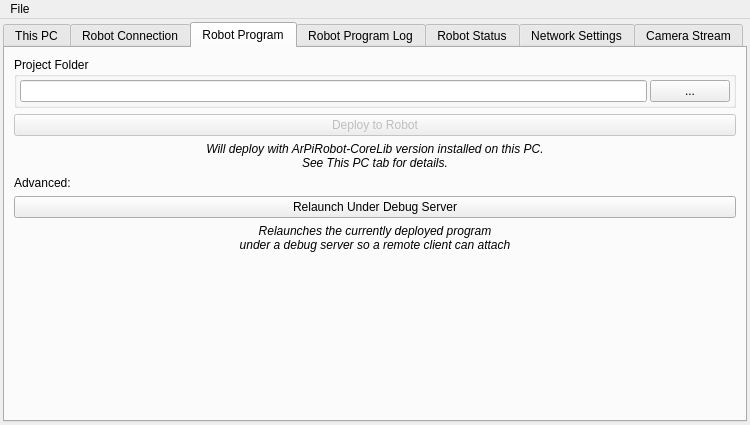
Before: the Qt Designer form ui/deploy_tool.ui in ArPiRobot/ArPiRobot-DeployTool, drawn with Qt 5.
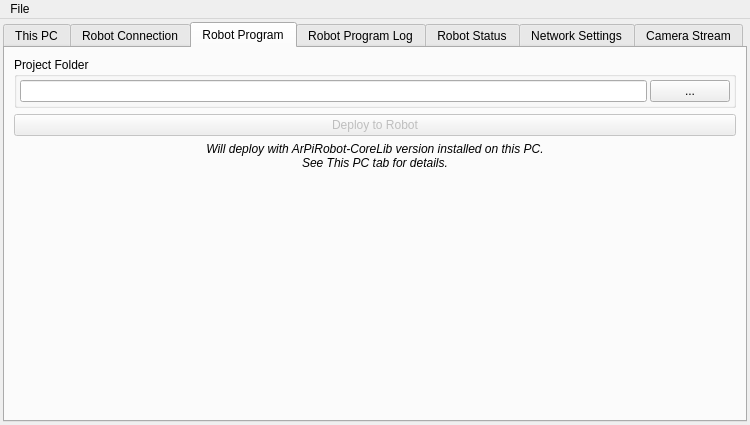
After: the same form once the commit is applied. The open tabs and pages were chosen to show the change. Icons and pictures are not drawn.

Commit message: Move debug button to different tab

```diff
--- a/ui/deploy_tool.ui
+++ b/ui/deploy_tool.ui
@@ -414,35 +414,6 @@
           </property>
          </widget>
         </item>
-        <item>
-         <widget class="QLabel" name="label_22">
-          <property name="text">
-           <string>Advanced:</string>
-          </property>
-         </widget>
-        </item>
-        <item>
-         <widget class="QPushButton" name="btn_relaunch_debug">
-          <property name="text">
-           <string>Relaunch Under Debug Server</string>
-          </property>
-         </widget>
-        </item>
-        <item>
-         <widget class="QLabel" name="label_27">
-          <property name="font">
-           <font>
-            <italic>true</italic>
-           </font>
-          </property>
-          <property name="text">
-           <string>&lt;html&gt;&lt;head/&gt;&lt;body&gt;&lt;p&gt;&lt;span style=&quot; font-style:italic;&quot;&gt;Relaunches the currently deployed program&lt;br/&gt;under a debug server so a remote client can attach&lt;/span&gt;&lt;/p&gt;&lt;/body&gt;&lt;/html&gt;</string>
-          </property>
-          <property name="alignment">
-           <set>Qt::AlignCenter</set>
-          </property>
-         </widget>
-        </item>
         <item>
          <spacer name="verticalSpacer_3">
           <property name="orientation">
```
Left out of the diff: 9 changed lines with no effect on the pictures.
